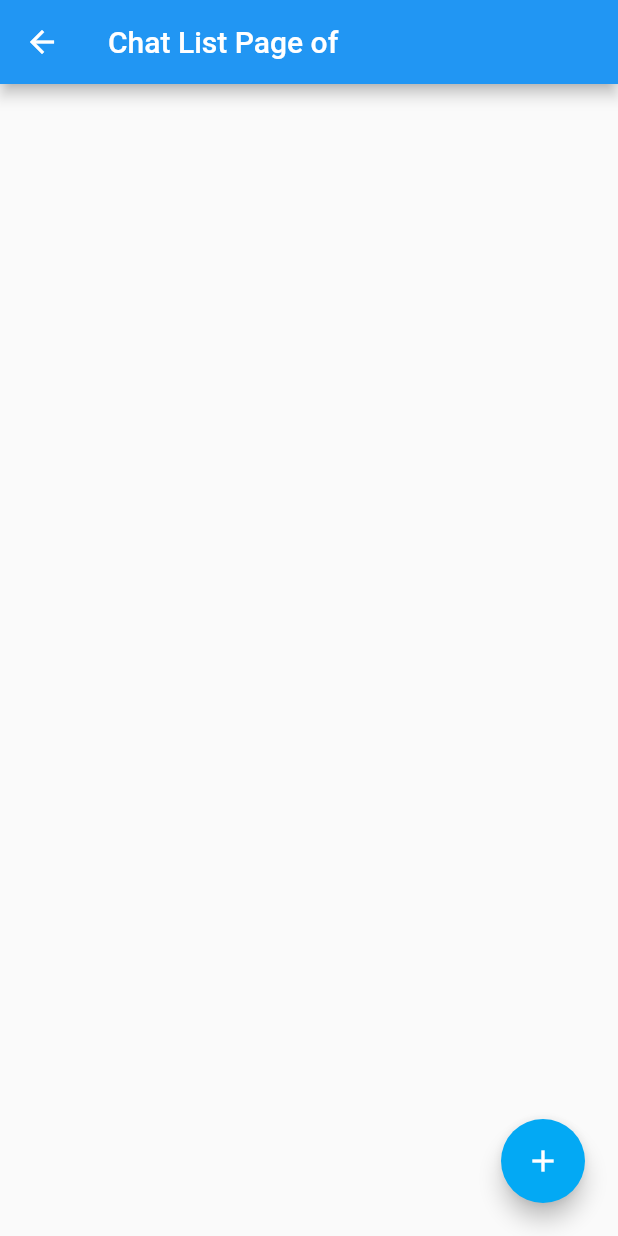
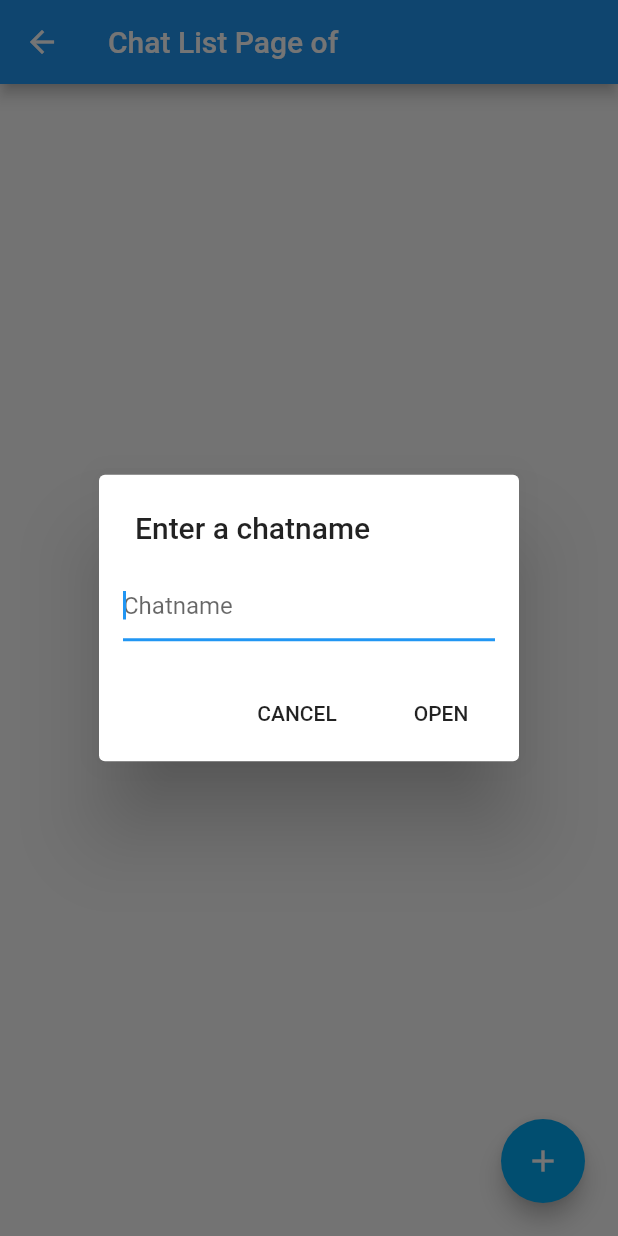
Before and after one commit to Pentomatics/FlutterMessenger, a Flutter app: the ChatListPage screen opened directly with empty values, after a tap on the "add" icon, on a phone screen of 412 x 824 dp. Run offline on Flutter 3.47's test engine with Material 2 defaults, Android fonts, the phone set to English and light mode, and no system bars; our stand-ins replace cloud_firestore, firebase_auth; accounts and stored records are empty.

Commit message:
Added Chatname Dialog Layout

```diff
--- a/lib/pages/chat_list_page.dart
+++ b/lib/pages/chat_list_page.dart
@@ -5,18 +5,32 @@ import 'package:flutter_messenger/pages/chat_page.dart';
 
 // Todo dont show own user
 
-class ChatListPage extends StatelessWidget {
-  final User user;
+class ChatListPage extends StatefulWidget {
+  final User _user;
 
-  ChatListPage (this.user);
+  ChatListPage (this._user);
+
+  @override
+  State createState() => new ChatListPageState(_user);
+}
+
+
+class ChatListPageState extends State<ChatListPage> {
+  final User _user;
+  BuildContext _buildContext;
+
+  ChatListPageState (this._user);
 
   @override
   Widget build(BuildContext context) {
+    _buildContext = context;
     return new Scaffold(
       appBar: new AppBar(
-        title: new Text("Chat List Page of " + user.name),
+        title: new Text("Chat List Page of " + _user.name),
         actions: <Widget>[
-          /*PopupMenuButton<Choice>(
+          /*
+          // Todo
+          PopupMenuButton<Choice>(
             onSelected: _select,
             itemBuilder: (BuildContext context) {
               return choices.skip(2).map((Choice choice) {
@@ -57,7 +71,7 @@ class ChatListPage extends StatelessWidget {
                 tooltip: 'Toggle',
                 child: IconButton(
                   icon: new Icon(Icons.add),
-                  onPressed: () => {},
+                  onPressed: _showDialog,
                 ),
               ),
             ),
@@ -67,11 +81,49 @@ class ChatListPage extends StatelessWidget {
     );
   }
 
+  _showDialog() async {
+    showDialog<String>(
+      context: _buildContext,
+      builder: (BuildContext context) => (
+          new AlertDialog(
+            title: new Text("Enter a chatname"),
+            contentPadding: const EdgeInsets.all(16.0),
+            content: new Row(
+              children: <Widget>[
+                new Expanded(
+                  child: new TextField(
+                    autofocus: true,
+                    decoration: new InputDecoration(
+                    hintText: "Chatname"),
+                  ),
+                ),
+              ],
+            ),
+            actions: <Widget>[
+              new FlatButton(
+                  child: const Text('CANCEL'),
+                  onPressed: () {
+                    Navigator.pop(_buildContext);
+                  }),
+              new FlatButton(
+                  child: const Text('OPEN'),
+                  onPressed: () {
+                    Navigator.pop(_buildContext, "");
+                  })
+            ],
+          )),
+    ).then<void>((String value) { // The value passed to Navigator.pop() or null.
+      if (value != null) {
+        print("aaaaaaaaaaaaaaaaaaaaaaaaaaaaaaa: " + value);
+      }
+    });
+  }
+
   Widget _buildChatListItem(BuildContext context, DocumentSnapshot document) {
     return Card(
       color: Colors.white70,
       child: new InkWell(
-        onTap: () => Navigator.of(context).push(MaterialPageRoute(builder: (BuildContext context) => new ChatPage(user, document["name"]))),
+        onTap: () => Navigator.of(context).push(MaterialPageRoute(builder: (BuildContext context) => new ChatPage(_user, document["name"]))),
         child: new Container(
           padding: EdgeInsets.all(14.0),
           child: new Row(
@@ -99,6 +151,13 @@ class ChatListPage extends StatelessWidget {
       ),
     );
   }
+
+
+
+
+
+
+
 
 
 
```
